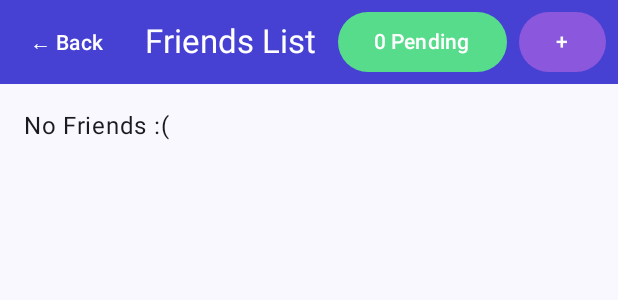
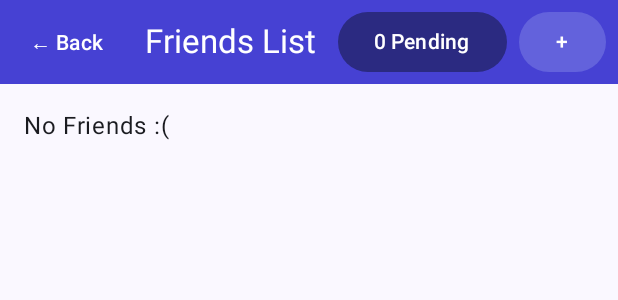
Before and after one commit to FuscusNight/Poruka, an Android app built with Jetpack Compose: the @Preview function FriendsScreenPreview, on a phone screen of 412 x 824 dp. Shown: the top 300 px of the screen. Run offline under Robolectric (Android 15) with nearby library versions, the phone set to English and light mode, and no system bars; our stand-ins replace Firebase (no records; nobody signed in at launch, a user with empty details on screens opened directly).

```diff
--- a/app/build.gradle
+++ b/app/build.gradle
@@ -58,6 +58,7 @@ dependencies {
     implementation 'androidx.compose.ui:ui-tooling-preview'
     implementation 'androidx.compose.material3:material3'
     implementation 'com.google.android.material:material:1.12.0'
+    implementation "androidx.navigation:navigation-compose:2.8.1"
     testImplementation 'junit:junit:4.13.2'
     androidTestImplementation 'androidx.test.ext:junit:1.2.1'
     androidTestImplementation 'androidx.test.espresso:espresso-core:3.6.1'
--- a/app/src/main/java/poruka/com/ui/screens/FriendsScreen.kt
+++ b/app/src/main/java/poruka/com/ui/screens/FriendsScreen.kt
@@ -99,7 +99,7 @@ fun FriendsScreen(
                     Button(
                         onClick = onViewFriendRequestsClick,
                         colors = ButtonDefaults.buttonColors(
-                            containerColor = Color(0xFF57DC8B),
+                            containerColor = Color(0xFF2B2A81),
                             contentColor = Color.White
                         )
                     ) {
@@ -109,7 +109,7 @@ fun FriendsScreen(
                     Button(
                         onClick = onAddFriendClick,
                         colors = ButtonDefaults.buttonColors(
-                            containerColor = Color(0xFF8B57DC),
+                            containerColor = Color(0xFF6362DC),
                             contentColor = Color.White
                         )
                     ) {
```
Also changed, not shown: app/src/main/java/poruka/com/ui/screens/FriendRequestScreen.kt (+14 -2 lines).
